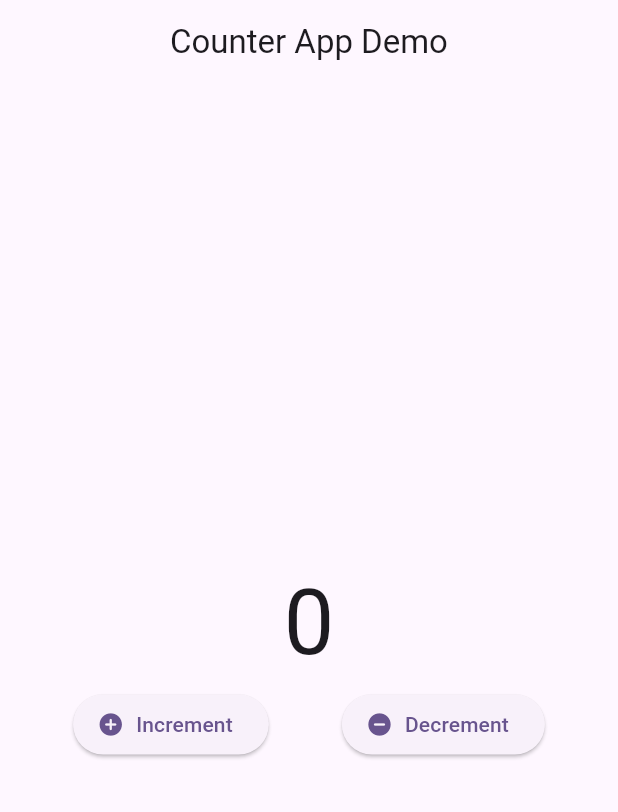
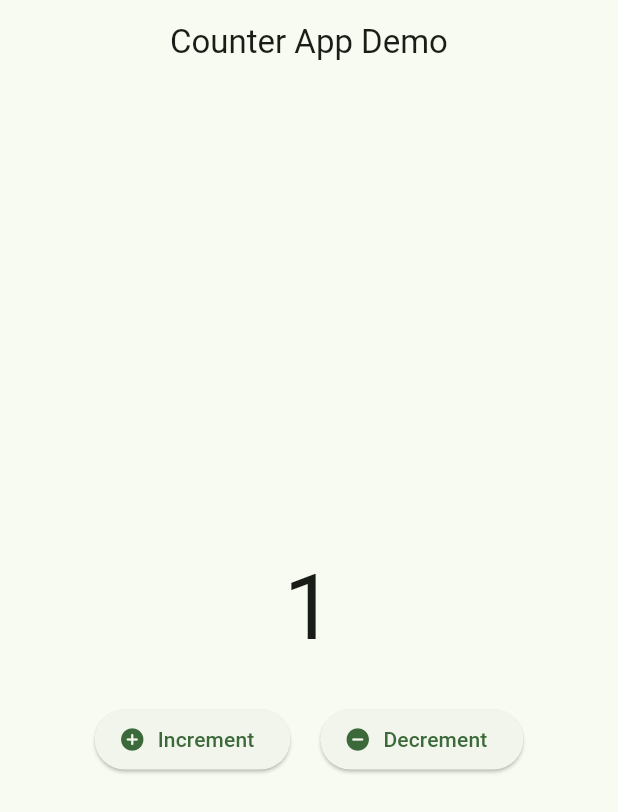
Before and after one commit to mraj555/BlocLabs, a Flutter app: the screen it shows after launch, after a tap on "Increment", on a phone screen of 412 x 824 dp. Shown: the top 812 px of the screen. Run offline on Flutter 3.47's test engine with Material 3 defaults, Android fonts, the phone set to English and light mode, and no system bars; our stand-ins replace bloc, equatable, flutter_bloc.

Commit message:
feat: Implement Counter App with Bloc
This commit introduces a fully functional Counter App using the Bloc pattern for state management.

Key changes include:

- **Bloc Implementation:**
    - `CounterBloc`: Manages the counter state, handling `IncrementCounter` and `DecrementCounter` events.
    - `CounterEvent`: Defines events for incrementing and decrementing the counter.
    - `CounterState`: Represents the state of the counter, including the current count.
- **UI Update:**
    - `CounterScreen`: Updated to a `StatelessWidget` that uses `BlocBuilder` to react to state changes from `CounterBloc` and display the current count. Buttons now dispatch events to the `CounterBloc` to increment or decrement the counter.
- **App Integration:**
    - `main.dart`: The main application now wraps the `CounterScreen` with a `BlocProvider` to make the `CounterBloc` available to the widget tree. The theme color has been changed to green.

```diff
--- /dev/null
+++ b/devtools_options.yaml
@@ -0,0 +1,4 @@
+description: This file stores settings for Dart & Flutter DevTools.
+documentation: https://docs.flutter.dev/tools/devtools/extensions#configure-extension-enablement-states
+extensions:
+  - provider: true
--- /dev/null
+++ b/lib/counter_app/bloc/counter_bloc.dart
@@ -0,0 +1,18 @@
+import 'package:bloc/bloc.dart';
+import 'package:bloclabs/counter_app/bloc/counter_event.dart';
+import 'package:bloclabs/counter_app/bloc/counter_state.dart';
+
+class CounterBloc extends Bloc<CounterEvent, CounterState> {
+  CounterBloc() : super(const CounterState()) {
+    on<IncrementCounter>(_onIncrement);
+    on<DecrementCounter>(_onDecrement);
+  }
+
+  void _onIncrement(IncrementCounter event, Emitter<CounterState> emit) {
+    emit(state.copyWith(counter: state.counter + 1));
+  }
+
+  void _onDecrement(DecrementCounter event, Emitter<CounterState> emit) {
+    emit(state.copyWith(counter: state.counter - 1));
+  }
+}
--- /dev/null
+++ b/lib/counter_app/bloc/counter_event.dart
@@ -0,0 +1,12 @@
+import 'package:equatable/equatable.dart';
+
+abstract class CounterEvent extends Equatable {
+  const CounterEvent();
+
+  @override
+  List<Object?> get props => [];
+}
+
+class IncrementCounter extends CounterEvent {}
+
+class DecrementCounter extends CounterEvent {}
--- /dev/null
+++ b/lib/counter_app/bloc/counter_state.dart
@@ -0,0 +1,14 @@
+import 'package:equatable/equatable.dart';
+
+class CounterState extends Equatable {
+  final int counter;
+
+  const CounterState({this.counter = 0});
+
+  CounterState copyWith({int? counter}) {
+    return CounterState(counter: counter ?? this.counter);
+  }
+
+  @override
+  List<Object?> get props => [counter];
+}
--- a/lib/counter_app/ui/counter_screen.dart
+++ b/lib/counter_app/ui/counter_screen.dart
@@ -1,13 +1,12 @@
+import 'package:bloclabs/counter_app/bloc/counter_bloc.dart';
+import 'package:bloclabs/counter_app/bloc/counter_event.dart';
+import 'package:bloclabs/counter_app/bloc/counter_state.dart';
 import 'package:flutter/material.dart';
+import 'package:flutter_bloc/flutter_bloc.dart';
 
-class CounterScreen extends StatefulWidget {
+class CounterScreen extends StatelessWidget {
   const CounterScreen({super.key});
 
-  @override
-  State<CounterScreen> createState() => _CounterScreenState();
-}
-
-class _CounterScreenState extends State<CounterScreen> {
   @override
   Widget build(BuildContext context) {
     return SafeArea(
@@ -16,13 +15,29 @@ class _CounterScreenState extends State<CounterScreen> {
         body: Center(
           child: Column(
             mainAxisAlignment: MainAxisAlignment.center,
+            crossAxisAlignment: CrossAxisAlignment.center,
             children: [
-              Text("0", style: TextStyle(fontSize: 60)),
+              BlocBuilder<CounterBloc, CounterState>(
+                builder: (context, state) {
+                  return Text("${state.counter}", style: TextStyle(fontSize: 60));
+                },
+              ),
+              SizedBox(height: 20),
               Row(
-                mainAxisAlignment: MainAxisAlignment.spaceEvenly,
+                mainAxisAlignment: MainAxisAlignment.center,
+                crossAxisAlignment: CrossAxisAlignment.center,
                 children: [
-                  ElevatedButton.icon(onPressed: () {}, label: Text("Increment"), icon: Icon(Icons.add_circle_rounded)),
-                  ElevatedButton.icon(onPressed: () {}, label: Text("Decrement"), icon: Icon(Icons.remove_circle_rounded)),
+                  ElevatedButton.icon(
+                    onPressed: () => context.read<CounterBloc>().add(IncrementCounter()),
+                    label: Text("Increment"),
+                    icon: Icon(Icons.add_circle_rounded),
+                  ),
+                  SizedBox(width: 20),
+                  ElevatedButton.icon(
+                    onPressed: () => context.read<CounterBloc>().add(DecrementCounter()),
+                    label: Text("Decrement"),
+                    icon: Icon(Icons.remove_circle_rounded),
+                  ),
                 ],
               ),
             ],
--- a/lib/main.dart
+++ b/lib/main.dart
@@ -1,6 +1,9 @@
 import 'package:bloclabs/counter_app/ui/counter_screen.dart';
 import 'package:bloclabs/equatable_demo/equatable_demo.dart';
 import 'package:flutter/material.dart';
+import 'package:flutter_bloc/flutter_bloc.dart';
+
+import 'counter_app/bloc/counter_bloc.dart';
 
 void main() {
   runApp(const MyApp());
@@ -11,10 +14,14 @@ class MyApp extends StatelessWidget {
 
   @override
   Widget build(BuildContext context) {
-    return MaterialApp(
-      debugShowCheckedModeBanner: false,
-      theme: ThemeData(colorScheme: ColorScheme.fromSeed(seedColor: Colors.deepPurple)),
-      home: CounterScreen(),
+    //Bloc Provider use for Single Bloc Instance
+    return BlocProvider(
+      create: (context) => CounterBloc(),
+      child: MaterialApp(
+        debugShowCheckedModeBanner: false,
+        theme: ThemeData(colorScheme: ColorScheme.fromSeed(seedColor: Colors.green)),
+        home: CounterScreen(),
+      ),
     );
   }
 }
```
